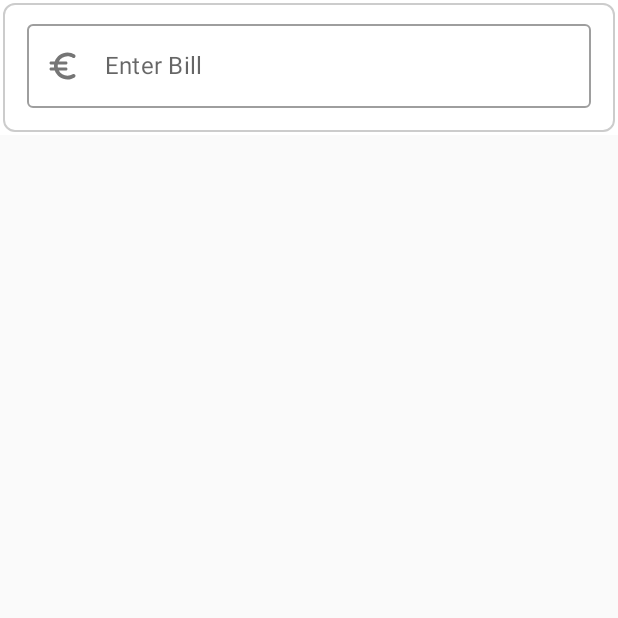
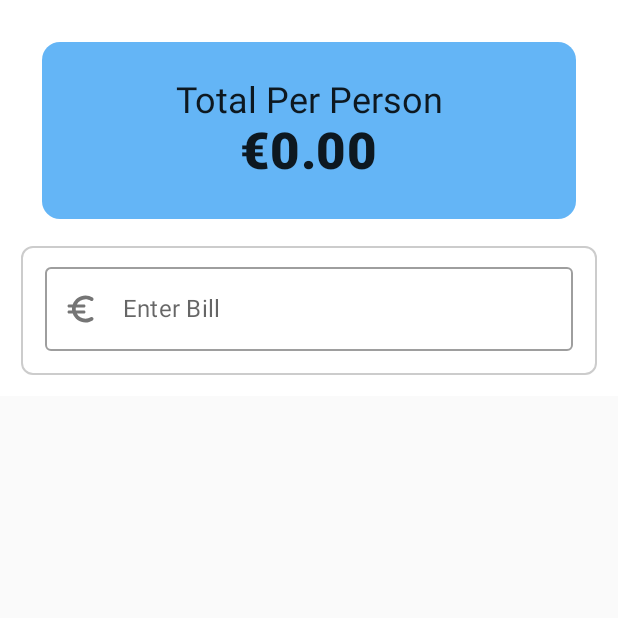
Before and after one commit to OganBelema/HelloComposeIII, an Android app built with Jetpack Compose: the screen it shows after launch (MainActivity), on a phone screen of 412 x 824 dp, the top half of it. Run offline under Robolectric (Android 15) with nearby library versions, the phone set to English and light mode, and no system bars.

Commit message:
added top header and steps to slider

```diff
--- a/app/src/main/java/com/oganbelema/hellocomposeiii/MainActivity.kt
+++ b/app/src/main/java/com/oganbelema/hellocomposeiii/MainActivity.kt
@@ -40,7 +40,6 @@ class MainActivity : ComponentActivity() {
         setContent {
             HelloComposeIIITheme {
                 MyApp {
-                    //TopHeader()
                     MainContent()
                 }
             }
@@ -52,7 +51,7 @@ class MainActivity : ComponentActivity() {
 fun MyApp(content: @Composable () -> Unit) {
     // A surface container using the 'background' color from the theme
     Surface(
-        color = MaterialTheme.colors.background
+       color = MaterialTheme.colors.background
     ) {
         content()
     }
@@ -64,6 +63,7 @@ fun TopHeader(totalPerPerson: Double = 0.0) {
         modifier = Modifier
             .fillMaxWidth()
             .height(150.dp)
+            .padding(all = 16.dp)
             .clip(shape = RoundedCornerShape(corner = CornerSize(12.dp))),
         color = Color(0xFF64B5F6)
     ) {
@@ -89,8 +89,10 @@ fun TopHeader(totalPerPerson: Double = 0.0) {
 @Composable
 fun MainContent() {
 
-    BillForm() { billAmount ->
-        Log.d("Callback", billAmount)
+    Column(modifier = Modifier.padding(all = 12.dp)) {
+        BillForm() { billAmount ->
+            Log.d("Callback", billAmount)
+        }
     }
 
 }
@@ -113,6 +115,8 @@ onValChange: (String) -> Unit = {}){
     val sliderPositionState = remember {
         mutableStateOf(0f)
     }
+
+    TopHeader()
 
     Surface(
         modifier = modifier
@@ -190,9 +194,11 @@ onValChange: (String) -> Unit = {}){
                     Spacer(modifier = Modifier.height(14.dp))
 
                     //Slider
-                    Slider(value = sliderPositionState.value , onValueChange = { newValue ->
+                    Slider(modifier = Modifier.padding(start = 16.dp, end = 16.dp),
+                        value = sliderPositionState.value , onValueChange = { newValue ->
                         sliderPositionState.value = newValue
-                    })
+                    },
+                    steps = 5)
                 }
             } else {
                 Box() {}
@@ -200,6 +206,7 @@ onValChange: (String) -> Unit = {}){
         }
     }
 }
+
 
 @Preview(showBackground = true)
 @Composable
```
